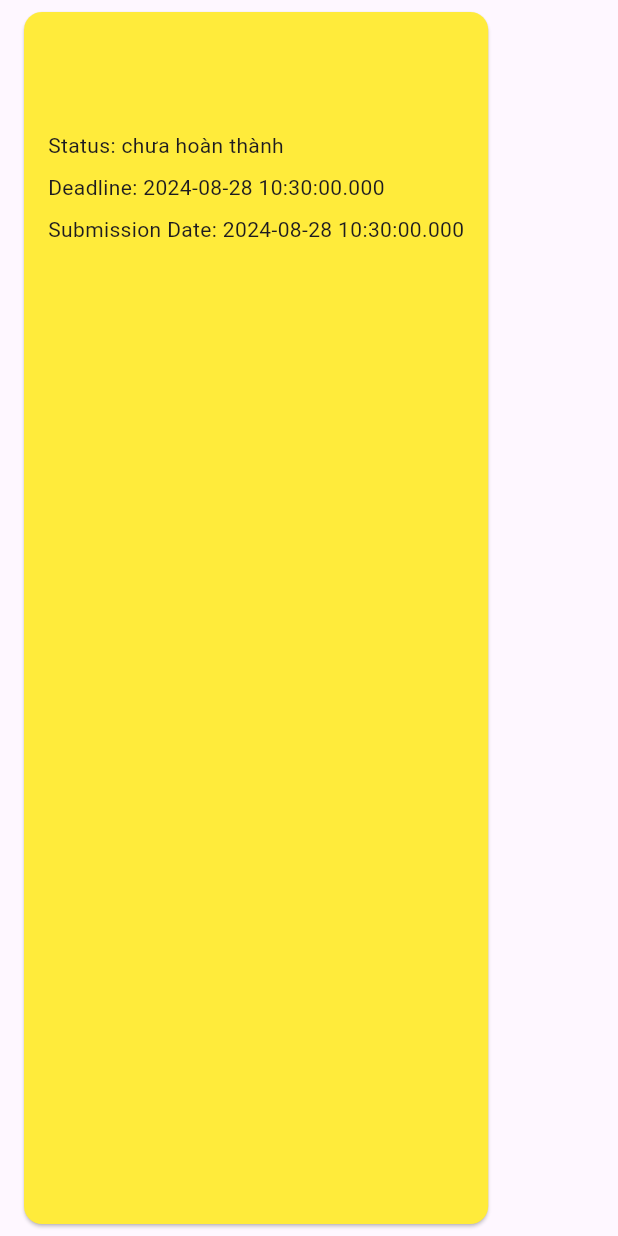
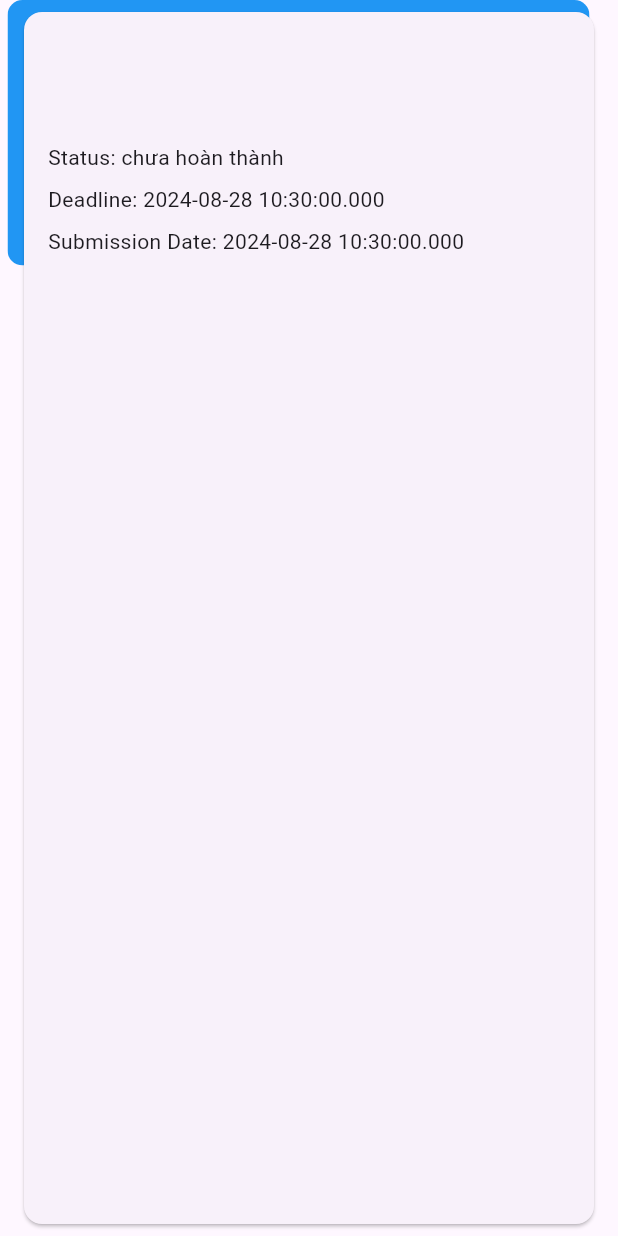
Before and after one commit to phamthanhtung35NB/ULISync, a Flutter app: the TaskCard widget shown alone on an empty page, opened directly with empty values, on a phone screen of 412 x 824 dp. Run offline on Flutter 3.47's test engine with Material 3 defaults, Android fonts, the phone set to English and light mode, and no system bars; our stand-ins replace cloud_firestore, firebase_auth, firebase_core; accounts and stored records are empty.

Commit message:
set color

```diff
--- a/lib/widgets/task_card.dart
+++ b/lib/widgets/task_card.dart
@@ -7,27 +7,51 @@ class TaskCard extends StatelessWidget {
   TaskCard({required this.task});
   Color _getTaskColor(Task task) {
     print(task.status);
-    if (task.status == 'đã hoàn thành') {
-      return Colors.green;
+    if (task.status == 'Đã hoàn thành') {
+      return Color(0xFFB4F6A4);
     // } else if (task.deadline.isBefore(DateTime.now())) {
-    } else if (task.status == 'Thiếu') {
-      return Colors.red;
+    } else if (task.status == 'Quá hạn') {
+      //A93932FF
+      return Color(0xFFF898A4);
 
+    } else if (task.status == 'Đang tiến hành') {
+      return Color(0xFFF7FAA1);
     } else {
-      return Colors.yellow;
+      return Colors.blue;
     }
   }
 @override
 Widget build(BuildContext context) {
-    return Card(
+  return Stack(
+    children: [
+      Positioned(
+        child: Padding(
+          padding: const EdgeInsets.only(right: 19.0,left: 5),
+          child: ClipRRect(
+            borderRadius: BorderRadius.only(
+              topLeft: Radius.circular(10.0),
+              bottomLeft: Radius.circular(10.0),
+              topRight: Radius.circular(10.0),
+            ),
+            child: Container(
+              width: double.infinity - 8,
+              //nhỏ hơn 10
+              height:  177,
+              color: _getTaskColor(task),
+            ),
+          ),
+        ),
+      ),
+      Container(
+        width: double.infinity,
+        child: Card(
           margin: EdgeInsets.symmetric(vertical: 8.0, horizontal: 16.0),
-      color: _getTaskColor(task),
           child: Padding(
             padding: const EdgeInsets.all(16.0),
-        // color: _getTaskColor(task),
             child: Column(
               crossAxisAlignment: CrossAxisAlignment.start,
               children: [
+                SizedBox(height: 8.0),
                 Text(
                   task.title,
                   style: TextStyle(fontSize: 18, fontWeight: FontWeight.bold),
@@ -43,6 +67,9 @@ class TaskCard extends StatelessWidget {
               ],
             ),
           ),
+        ),
+      ),
+    ],
   );
 }
 }
```
Lines whose indentation alone changed are shown as unchanged.
